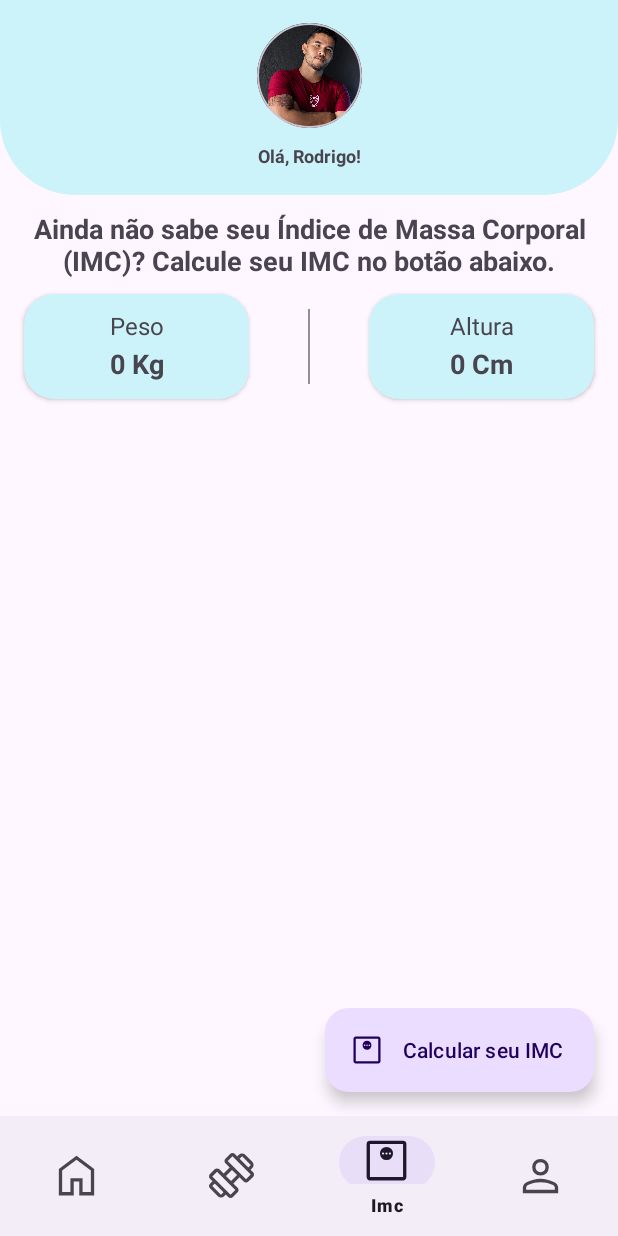
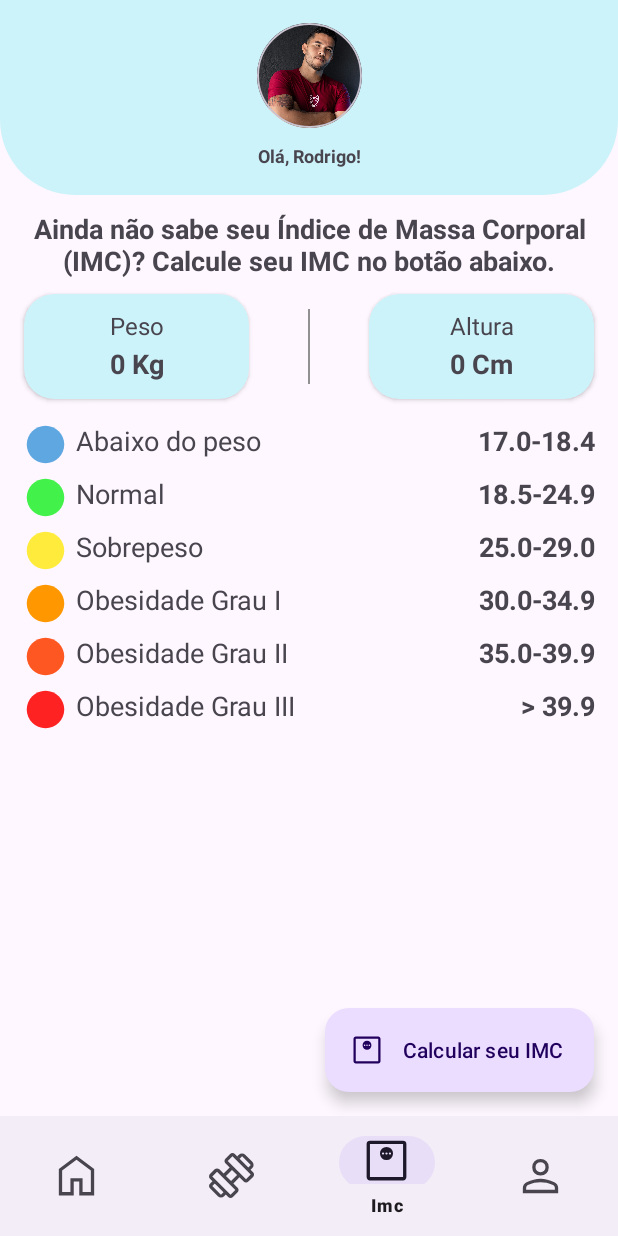
Before and after one commit to rodrigofelixf/nao-reveze, an Android app: the ImcFragment screen opened through its navigation route, on a phone screen of 412 x 824 dp. Run offline under Robolectric (Android 15) with nearby library versions, the phone set to English and light mode, and no system bars; our stand-ins replace navigation-ui.

Commit message:
atualiza as custom View tabela Imc

```diff
--- a/app/src/main/java/br/com/rodrigo/naoreveze/components/ProgressButton.kt
+++ b/app/src/main/java/br/com/rodrigo/naoreveze/components/ProgressButton.kt
@@ -6,7 +6,7 @@ import android.view.LayoutInflater
 import android.view.View
 import androidx.constraintlayout.widget.ConstraintLayout
 import br.com.rodrigo.naoreveze.R
-import br.com.rodrigo.naoreveze.databinding.ProgressButtonBinding
+import br.com.rodrigo.naoreveze.databinding.ResProgressButtonBinding
 
 class ProgressButton @JvmOverloads constructor(
     context: Context,
@@ -18,7 +18,7 @@ class ProgressButton @JvmOverloads constructor(
     private var loadingTitle: String? = null
 
 
-    private val binding = ProgressButtonBinding
+    private val binding = ResProgressButtonBinding
         .inflate(LayoutInflater.from(context), this, true)
 
     private var state: ProgressButtonState = ProgressButtonState.Normal
--- /dev/null
+++ b/app/src/main/java/br/com/rodrigo/naoreveze/components/TabelaImc.kt
@@ -0,0 +1,31 @@
+package br.com.rodrigo.naoreveze.components
+
+import android.content.Context
+import android.util.AttributeSet
+import android.view.LayoutInflater
+import android.widget.LinearLayout
+import br.com.rodrigo.naoreveze.R
+import br.com.rodrigo.naoreveze.databinding.ResTabelaImcBinding
+
+class TabelaImc(context: Context, attrs: AttributeSet) : LinearLayout(context, attrs) {
+
+    private val binding : ResTabelaImcBinding = ResTabelaImcBinding.inflate(LayoutInflater.from(context)
+    , this, true
+    )
+
+    init {
+        val attributes = context.obtainStyledAttributes(attrs, R.styleable.TabelaImc)
+
+
+        val tint = attributes.getColorStateList(R.styleable.TabelaImc_circle_color)
+        val drawable = binding.resultCircle.drawable
+        drawable?.setTintList(tint)
+        binding.resultCircle.setImageDrawable(drawable)
+
+        this.binding.resultText.text = attributes.getString(R.styleable.TabelaImc_result_text)
+        this.binding.tableTextNumber.text = attributes.getString(R.styleable.TabelaImc_table_text_number)
+
+        attributes.recycle()
+
+    }
+}
--- /dev/null
+++ b/app/src/main/res/drawable/icon_circle.xml
@@ -0,0 +1,5 @@
+<vector android:height="24dp" android:tint="#000000"
+    android:viewportHeight="24" android:viewportWidth="24"
+    android:width="24dp" xmlns:android="http://schemas.android.com/apk/res/android">
+    <path android:fillColor="@android:color/white" android:pathData="M12,2C6.47,2 2,6.47 2,12s4.47,10 10,10 10,-4.47 10,-10S17.53,2 12,2z"/>
+</vector>
--- a/app/src/main/res/layout/fragment_imc.xml
+++ b/app/src/main/res/layout/fragment_imc.xml
@@ -222,5 +222,82 @@
 
     </androidx.cardview.widget.CardView>
 
+    <br.com.rodrigo.naoreveze.components.TabelaImc
+        android:id="@+id/table_result_abaixo_peso"
+        android:layout_width="match_parent"
+        android:layout_height="wrap_content"
+        app:circle_color="#5EA7E1"
+        app:result_text="Abaixo do peso"
+        app:table_text_number="17.0-18.4"
+        android:layout_marginHorizontal="15dp"
+        android:layout_marginTop="15dp"
+        app:layout_constraintEnd_toEndOf="parent"
+        app:layout_constraintStart_toStartOf="parent"
+        app:layout_constraintTop_toBottomOf="@id/cardView_resultado_peso" />
+
+    <br.com.rodrigo.naoreveze.components.TabelaImc
+        android:id="@+id/table_result_normal"
+        android:layout_width="match_parent"
+        android:layout_height="wrap_content"
+        app:circle_color="#42F149"
+        app:result_text="Normal"
+        app:table_text_number="18.5-24.9"
+        android:layout_marginHorizontal="15dp"
+        android:layout_marginTop="5dp"
+        app:layout_constraintEnd_toEndOf="parent"
+        app:layout_constraintStart_toStartOf="parent"
+        app:layout_constraintTop_toBottomOf="@id/table_result_abaixo_peso" />
+
+    <br.com.rodrigo.naoreveze.components.TabelaImc
+        android:id="@+id/table_result_sobrepeso_peso"
+        android:layout_width="match_parent"
+        android:layout_height="wrap_content"
+        app:circle_color="#FFEB3B"
+        app:result_text="Sobrepeso"
+        app:table_text_number="25.0-29.0"
+        android:layout_marginHorizontal="15dp"
+        android:layout_marginTop="5dp"
+        app:layout_constraintEnd_toEndOf="parent"
+        app:layout_constraintStart_toStartOf="parent"
+        app:layout_constraintTop_toBottomOf="@id/table_result_normal" />
+
+    <br.com.rodrigo.naoreveze.components.TabelaImc
+        android:id="@+id/table_result_obesidade1_peso"
+        android:layout_width="match_parent"
+        android:layout_height="wrap_content"
+        app:circle_color="#FF9800"
+        app:result_text="Obesidade Grau I"
+        app:table_text_number="30.0-34.9"
+        android:layout_marginHorizontal="15dp"
+        android:layout_marginTop="5dp"
+        app:layout_constraintEnd_toEndOf="parent"
+        app:layout_constraintStart_toStartOf="parent"
+        app:layout_constraintTop_toBottomOf="@id/table_result_sobrepeso_peso" />
+
+    <br.com.rodrigo.naoreveze.components.TabelaImc
+        android:id="@+id/table_result_obesidade2_peso"
+        android:layout_width="match_parent"
+        android:layout_height="wrap_content"
+        app:circle_color="#FF5722"
+        app:result_text="Obesidade Grau II"
+        app:table_text_number="35.0-39.9"
+        android:layout_marginHorizontal="15dp"
+        android:layout_marginTop="5dp"
+        app:layout_constraintEnd_toEndOf="parent"
+        app:layout_constraintStart_toStartOf="parent"
+        app:layout_constraintTop_toBottomOf="@id/table_result_obesidade1_peso" />
+
+    <br.com.rodrigo.naoreveze.components.TabelaImc
+        android:id="@+id/table_result_obesidade3_peso"
+        android:layout_width="match_parent"
+        android:layout_height="wrap_content"
+        app:circle_color="#FF2222"
+        app:result_text="Obesidade Grau III"
+        app:table_text_number="> 39.9"
+        android:layout_marginHorizontal="15dp"
+        android:layout_marginTop="5dp"
+        app:layout_constraintEnd_toEndOf="parent"
+        app:layout_constraintStart_toStartOf="parent"
+        app:layout_constraintTop_toBottomOf="@id/table_result_obesidade2_peso" />
 
 </androidx.constraintlayout.widget.ConstraintLayout>
--- /dev/null
+++ b/app/src/main/res/layout/res_tabela_imc.xml
@@ -0,0 +1,38 @@
+<?xml version="1.0" encoding="utf-8"?>
+<LinearLayout xmlns:android="http://schemas.android.com/apk/res/android"
+    xmlns:tools="http://schemas.android.com/tools"
+    android:layout_width="match_parent"
+    android:layout_height="wrap_content"
+    xmlns:app="http://schemas.android.com/apk/res-auto"
+    android:orientation="horizontal">
+
+    <ImageView
+        android:id="@+id/result_circle"
+        android:layout_width="30dp"
+        android:layout_height="30dp"
+        android:layout_gravity="start"
+        app:tint="@color/red"
+        android:src="@drawable/icon_circle" />
+
+    <TextView
+        android:layout_marginStart="5dp"
+        android:id="@+id/result_text"
+        android:layout_width="wrap_content"
+        android:layout_height="wrap_content"
+        android:text="Severely underweight"
+        android:textSize="18sp" />
+
+    <Space
+        android:layout_width="0dp"
+        android:layout_height="wrap_content"
+        android:layout_weight="1" />
+
+    <TextView
+        android:id="@+id/table_text_number"
+        android:layout_width="wrap_content"
+        android:layout_height="wrap_content"
+        android:text="16.0-16.9"
+        android:textSize="18sp"
+        android:textStyle="bold" />
+
+</LinearLayout>
--- a/app/src/main/res/values/attrs.xml
+++ b/app/src/main/res/values/attrs.xml
@@ -3,6 +3,11 @@
     <declare-styleable name="ProgressButton">
         <attr name="progress_button_title" format="string" />
         <attr name="progress_button_loading_title" format="string" />
+    </declare-styleable>
 
+    <declare-styleable name="TabelaImc">
+        <attr name="circle_color" format="color" />
+        <attr name="result_text" format="string" />
+        <attr name="table_text_number" format="string" />
     </declare-styleable>
 </resources>
```
Also changed, not shown: app/src/main/res/layout/res_progress_button.xml (renamed from app/src/main/res/layout/progress_button.xml).
